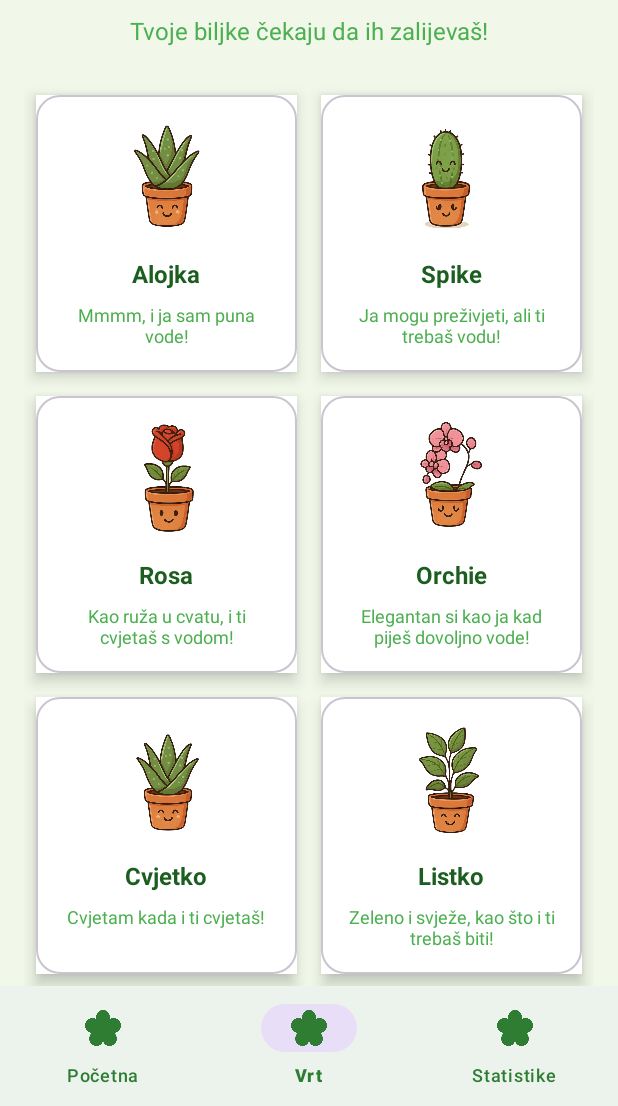
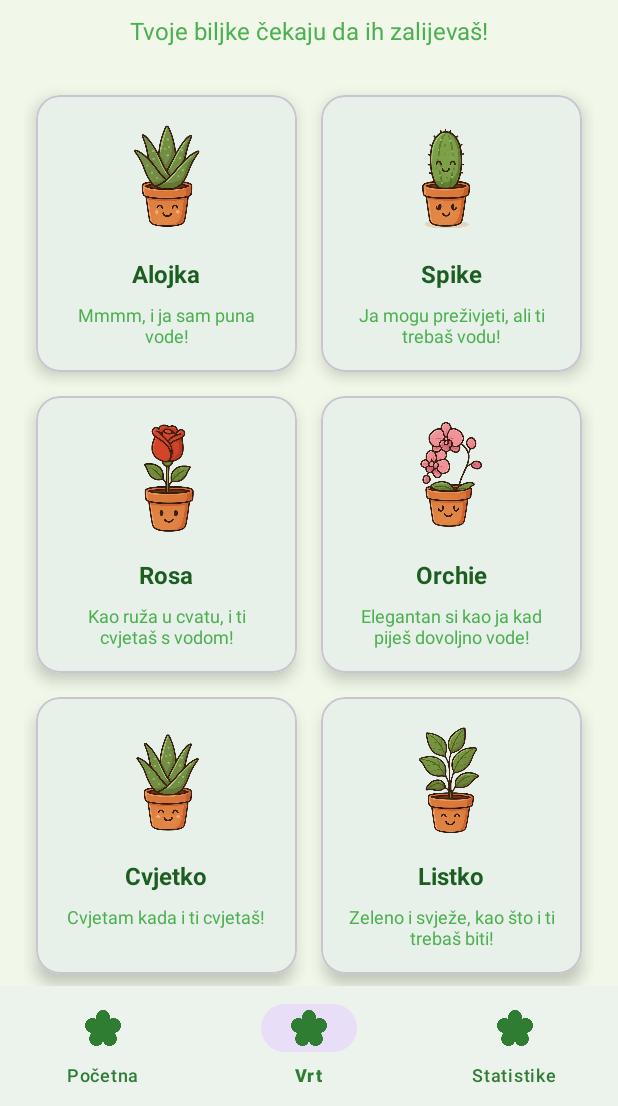
Before and after one commit to secretcherry/Hydration-Garden, an Android app built with Jetpack Compose: the GardenActivity screen opened directly, with no data from a screen before it, on a phone screen of 412 x 824 dp, the part 130-1236 px from its top. Run offline under Robolectric (Android 15) with nearby library versions, the phone set to English and light mode, and no system bars; our stand-ins replace Firebase (no records; nobody signed in at launch, a user with empty details on screens opened directly).

```diff
--- a/app/src/main/java/com/example/hydrationgarden/adapters/PlantAdapter.java
+++ b/app/src/main/java/com/example/hydrationgarden/adapters/PlantAdapter.java
@@ -63,11 +63,7 @@ public class PlantAdapter extends RecyclerView.Adapter<PlantAdapter.PlantViewHol
 
             ivPlant.setImageResource(plant.getCurrentImageResId());
 
-            if (plant.isHappy()) {
-                itemView.setBackgroundColor(0xFFFFFFFF);
-            } else {
-                itemView.setBackgroundColor(0xFFFFFFFF);
-            }
+
 
             itemView.setOnClickListener(v -> {
                 if (onPlantClickListener != null) {
--- a/app/src/main/res/layout/item_plant.xml
+++ b/app/src/main/res/layout/item_plant.xml
@@ -12,38 +12,38 @@
     <LinearLayout
         android:layout_width="match_parent"
         android:layout_height="wrap_content"
+        android:gravity="center"
         android:orientation="vertical"
-        android:padding="16dp"
-        android:gravity="center">
+        android:padding="16dp">
 
         <ImageView
             android:id="@+id/ivPlant"
             android:layout_width="80dp"
             android:layout_height="80dp"
-            android:src="@drawable/plant_happy_aloe"
-            android:layout_marginBottom="12dp" />
+            android:layout_marginBottom="12dp"
+            android:src="@drawable/plant_happy_aloe" />
 
         <TextView
             android:id="@+id/tvPlantName"
             android:layout_width="match_parent"
             android:layout_height="wrap_content"
+            android:layout_marginBottom="8dp"
+            android:gravity="center"
             android:text="Alojka"
             android:textColor="@color/text_primary"
             android:textSize="16sp"
-            android:textStyle="bold"
-            android:gravity="center"
-            android:layout_marginBottom="8dp" />
+            android:textStyle="bold" />
 
         <TextView
             android:id="@+id/tvPlantMessage"
             android:layout_width="match_parent"
             android:layout_height="wrap_content"
+            android:ellipsize="end"
+            android:gravity="center"
+            android:maxLines="2"
             android:text="Mmmm, i ja sam puna vode!"
             android:textColor="@color/text_secondary"
-            android:textSize="12sp"
-            android:gravity="center"
-            android:maxLines="2"
-            android:ellipsize="end" />
+            android:textSize="12sp" />
 
     </LinearLayout>
 
```
Also changed, not shown: app/src/main/res/layout/activity_login.xml (+5 -5 lines), app/src/main/res/drawable/flowers.png.
